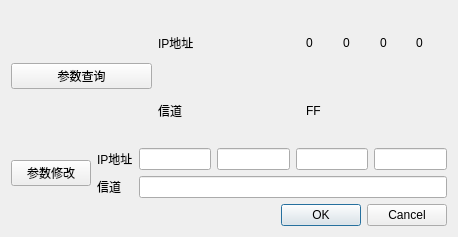
Before: the Qt Designer form argsetup.ui in ishamo/boom, drawn with Qt 5.
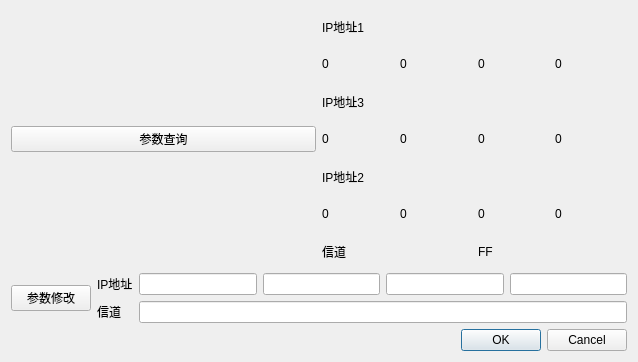
After: the same form once the commit is applied.

Commit message: finish argsetup

Patch:
```diff
--- a/argsetup.ui
+++ b/argsetup.ui
@@ -6,8 +6,8 @@
    <rect>
     <x>0</x>
     <y>0</y>
-    <width>458</width>
-    <height>237</height>
+    <width>638</width>
+    <height>362</height>
    </rect>
   </property>
   <property name="windowTitle">
@@ -17,6 +17,156 @@
    <bool>true</bool>
   </property>
   <layout class="QGridLayout" name="gridLayout">
+   <item row="0" column="0">
+    <layout class="QHBoxLayout" name="horizontalLayout_6">
+     <item>
+      <widget class="QPushButton" name="pushButton">
+       <property name="text">
+        <string>参数查询</string>
+       </property>
+      </widget>
+     </item>
+     <item>
+      <layout class="QVBoxLayout" name="verticalLayout_2">
+       <item>
+        <widget class="QLabel" name="label">
+         <property name="text">
+          <string>IP地址1</string>
+         </property>
+        </widget>
+       </item>
+       <item>
+        <layout class="QHBoxLayout" name="horizontalLayout">
+         <item>
+          <widget class="QLabel" name="label_5">
+           <property name="text">
+            <string>0</string>
+           </property>
+          </widget>
+         </item>
+         <item>
+          <widget class="QLabel" name="label_6">
+           <property name="text">
+            <string>0</string>
+           </property>
+          </widget>
+         </item>
+         <item>
+          <widget class="QLabel" name="label_7">
+           <property name="text">
+            <string>0</string>
+           </property>
+          </widget>
+         </item>
+         <item>
+          <widget class="QLabel" name="label_8">
+           <property name="text">
+            <string>0</string>
+           </property>
+          </widget>
+         </item>
+        </layout>
+       </item>
+       <item>
+        <widget class="QLabel" name="label_17">
+         <property name="text">
+          <string>IP地址3</string>
+         </property>
+        </widget>
+       </item>
+       <item>
+        <layout class="QHBoxLayout" name="horizontalLayout_3">
+         <item>
+          <widget class="QLabel" name="label_19">
+           <property name="text">
+            <string>0</string>
+           </property>
+          </widget>
+         </item>
+         <item>
+          <widget class="QLabel" name="label_20">
+           <property name="text">
+            <string>0</string>
+           </property>
+          </widget>
+         </item>
+         <item>
+          <widget class="QLabel" name="label_21">
+           <property name="text">
+            <string>0</string>
+           </property>
+          </widget>
+         </item>
+         <item>
+          <widget class="QLabel" name="label_22">
+           <property name="text">
+            <string>0</string>
+           </property>
+          </widget>
+         </item>
+        </layout>
+       </item>
+       <item>
+        <widget class="QLabel" name="label_10">
+         <property name="text">
+          <string>IP地址2</string>
+         </property>
+        </widget>
+       </item>
+       <item>
+        <layout class="QHBoxLayout" name="horizontalLayout_5">
+         <item>
+          <widget class="QLabel" name="label_12">
+           <property name="text">
+            <string>0</string>
+           </property>
+          </widget>
+         </item>
+         <item>
+          <widget class="QLabel" name="label_13">
+           <property name="text">
+            <string>0</string>
+           </property>
+          </widget>
+         </item>
+         <item>
+          <widget class="QLabel" name="label_14">
+           <property name="text">
+            <string>0</string>
+           </property>
+          </widget>
+         </item>
+         <item>
+          <widget class="QLabel" name="label_15">
+           <property name="text">
+            <string>0</string>
+           </property>
+          </widget>
+         </item>
+        </layout>
+       </item>
+       <item>
+        <layout class="QHBoxLayout" name="horizontalLayout_9">
+         <item>
+          <widget class="QLabel" name="label_2">
+           <property name="text">
+            <string>信道</string>
+           </property>
+          </widget>
+         </item>
+         <item>
+          <widget class="QLabel" name="label_9">
+           <property name="text">
+            <string>FF</string>
+           </property>
+          </widget>
+         </item>
+        </layout>
+       </item>
+      </layout>
+     </item>
+    </layout>
+   </item>
    <item row="1" column="0">
     <layout class="QHBoxLayout" name="horizontalLayout_4">
      <item>
@@ -79,78 +229,6 @@
      </property>
     </widget>
    </item>
-   <item row="0" column="0">
-    <layout class="QHBoxLayout" name="horizontalLayout_3">
-     <item>
-      <widget class="QPushButton" name="pushButton">
-       <property name="text">
-        <string>参数查询</string>
-       </property>
-      </widget>
-     </item>
-     <item>
-      <layout class="QVBoxLayout" name="verticalLayout_2">
-       <item>
-        <widget class="QLabel" name="label">
-         <property name="text">
-          <string>IP地址</string>
-         </property>
-        </widget>
-       </item>
-       <item>
-        <widget class="QLabel" name="label_2">
-         <property name="text">
-          <string>信道</string>
-         </property>
-        </widget>
-       </item>
-      </layout>
-     </item>
-     <item>
-      <layout class="QVBoxLayout" name="verticalLayout_3">
-       <item>
-        <layout class="QHBoxLayout" name="horizontalLayout">
-         <item>
-          <widget class="QLabel" name="label_5">
-           <property name="text">
-            <string>0</string>
-           </property>
-          </widget>
-         </item>
-         <item>
-          <widget class="QLabel" name="label_6">
-           <property name="text">
-            <string>0</string>
-           </property>
-          </widget>
-         </item>
-         <item>
-          <widget class="QLabel" name="label_7">
-           <property name="text">
-            <string>0</string>
-           </property>
-          </widget>
-         </item>
-         <item>
-          <widget class="QLabel" name="label_8">
-           <property name="text">
-            <string>0</string>
-           </property>
-          </widget>
-         </item>
-        </layout>
-       </item>
-       <item>
-        <widget class="QLabel" name="label_9">
-         <property name="text">
-          <string>FF</string>
-         </property>
-        </widget>
-       </item>
-      </layout>
-     </item>
-    </layout>
-   </item>
   </layout>
  </widget>
  <resources/>
```
Left out of the diff: 5 changed lines with no effect on the pictures. The commit also changes 2 other files.
